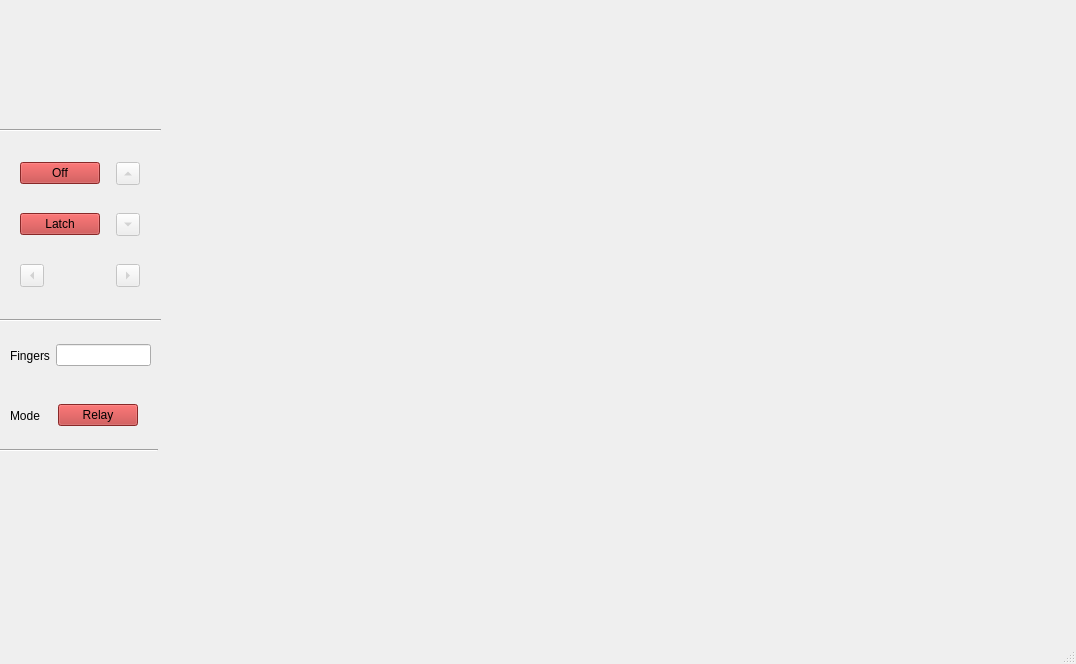
Before: the Qt Designer form pyqt/mainWindow.ui in SarathM1/OpenCV2, drawn with Qt 5.
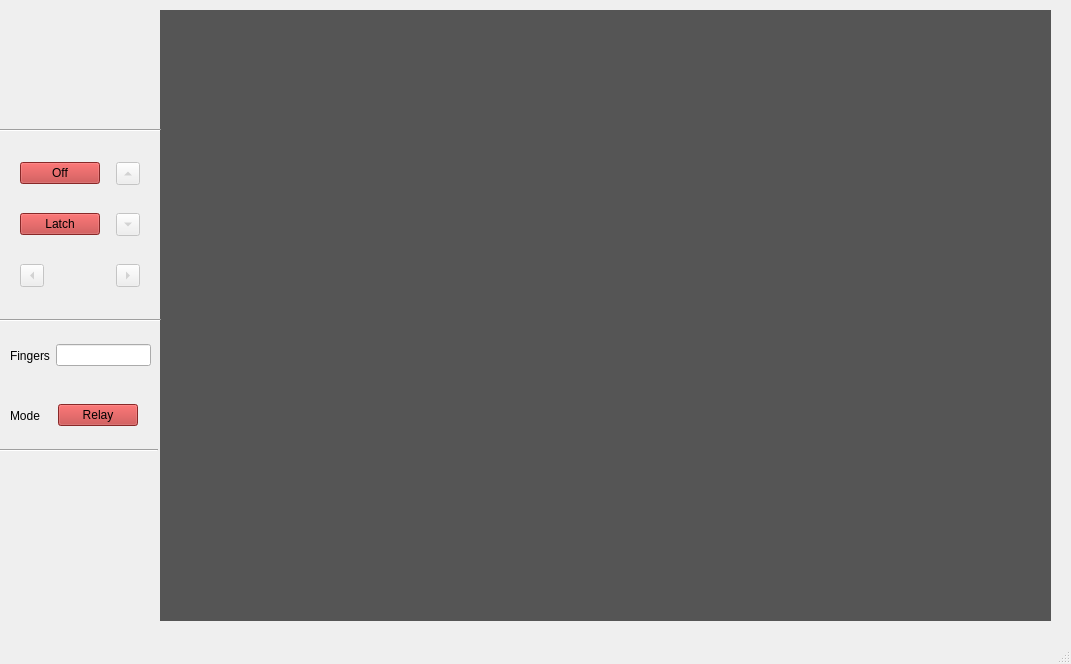
After: the same form once the commit is applied.

Commit message: Resized the window; Connected latch ui to keyePressEvent

The edit to the form file:
```diff
--- a/pyqt/mainWindow.ui
+++ b/pyqt/mainWindow.ui
@@ -6,7 +6,7 @@
    <rect>
     <x>0</x>
     <y>0</y>
-    <width>1076</width>
+    <width>1071</width>
     <height>664</height>
    </rect>
   </property>
@@ -20,9 +20,12 @@
       <x>160</x>
       <y>10</y>
       <width>891</width>
-      <height>601</height>
+      <height>611</height>
      </rect>
     </property>
+    <property name="styleSheet">
+     <string notr="true">background-color: rgb(85, 85, 85);</string>
+    </property>
     <property name="text">
      <string/>
     </property>
```
Left out of the diff: 2 changed lines with no effect on the pictures. The commit also changes 2 other files.
